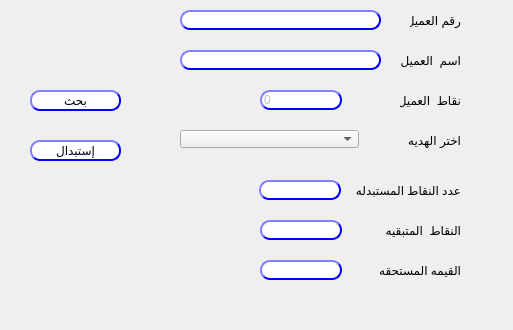
Qt form presentation/loyalty_ui/redeemGift.ui (shymaa123456/HyperPOS2020) before a commit.
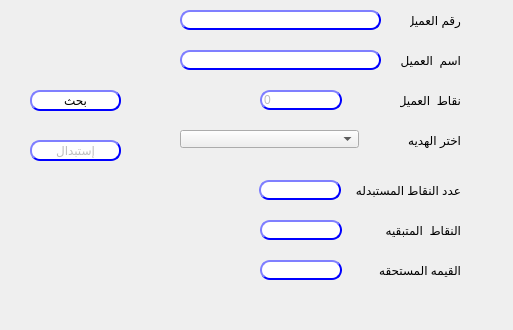
The same form after that commit.

Commit message: redeem gift

Diff of the .ui file:
```diff
--- a/presentation/loyalty_ui/redeemGift.ui
+++ b/presentation/loyalty_ui/redeemGift.ui
@@ -56,7 +56,7 @@
   </widget>
   <widget class="QPushButton" name="Qbtn_replace">
    <property name="enabled">
-    <bool>true</bool>
+    <bool>false</bool>
    </property>
    <property name="geometry">
     <rect>
```
The commit also changes 2 other files.
